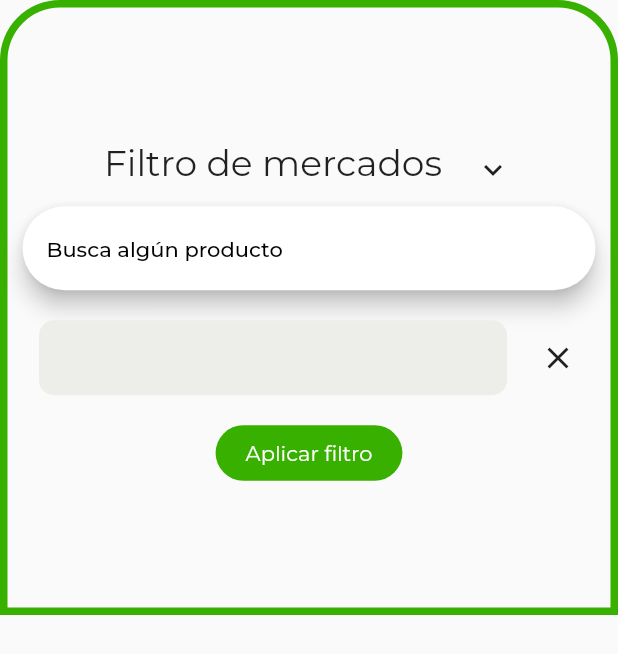
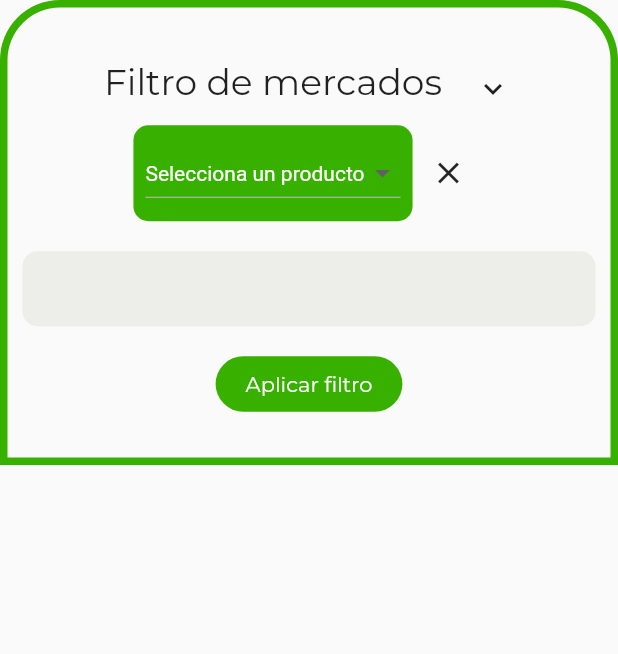
Before and after one commit to DiegoRB2001/Mercado_Cercano, a Flutter app: the FilterPage widget shown alone on an empty page, opened directly, on a phone screen of 412 x 824 dp. Shown: the top 654 px of the screen. Run offline on Flutter 3.47's test engine with Material 2 defaults, Android fonts, the phone set to English and light mode, and no system bars; our stand-ins replace cloud_firestore, firebase_core, firebase_storage, geocoding, geolocator, google_fonts and 2 more; accounts and stored records are empty; network calls fail.

Commit message:
filtro anterior

```diff
--- a/lib/models/market.dart
+++ b/lib/models/market.dart
@@ -1,7 +1,6 @@
 import 'package:cloud_firestore/cloud_firestore.dart';
 
 class Market {
-  final String id;
   final String name;
   final String address;
   final String schedule;
@@ -14,8 +13,7 @@ class Market {
   final List images;
 
   const Market(
-      {required this.id,
-      required this.name,
+      {required this.name,
       required this.address,
       required this.schedule,
       required this.phone,
@@ -28,7 +26,6 @@ class Market {
 
   factory Market.fromJson(Map<String, dynamic> json) {
     return Market(
-        id: json['id'],
         name: json['name'],
         address: json['address'],
         schedule: json['schedule'],
--- a/lib/pages/filter_page.dart
+++ b/lib/pages/filter_page.dart
@@ -61,7 +61,6 @@ class FilterPage extends StatefulWidget {
 
 class _FilterPageState extends State<FilterPage> {
   List<String> selected = [];
-  List<String> searchItems = productList;
 
   @override
   Widget build(BuildContext context) {
@@ -73,7 +72,7 @@ class _FilterPageState extends State<FilterPage> {
             borderRadius:
                 const BorderRadius.vertical(top: Radius.circular(40))),
         child: SizedBox(
-          height: 400,
+          height: 300,
           child: Column(
             mainAxisAlignment: MainAxisAlignment.center,
             children: [
@@ -95,58 +94,60 @@ class _FilterPageState extends State<FilterPage> {
                       icon: const Icon(Icons.expand_more))
                 ],
               ),
-              SearchAnchor(
-                isFullScreen: false,
-                builder: (context, controller) {
-                  return Padding(
-                    padding: const EdgeInsets.only(left: 10, right: 10),
-                    child: SearchBar(
-                      hintText: 'Busca algún producto',
-                      controller: controller,
-                      onTap: () {
-                        controller.openView();
-                      },
+              Row(
+                mainAxisAlignment: MainAxisAlignment.center,
+                children: [
+                  Container(
+                    padding: const EdgeInsets.all(8),
+                    decoration: BoxDecoration(
+                        color: Theme.of(context).primaryColor,
+                        borderRadius:
+                            const BorderRadius.all(Radius.circular(10))),
+                    child: DropdownButton<String>(
+                      hint: const Text(
+                        "Selecciona un producto",
+                        style: TextStyle(color: Colors.white),
+                      ),
+                      style: const TextStyle(color: Colors.black),
+                      items: productList
+                          .map<DropdownMenuItem<String>>(
+                              (e) => DropdownMenuItem<String>(
+                                    value: e,
+                                    child: Text(
+                                      e,
+                                      textAlign: TextAlign.center,
+                                    ),
+                                  ))
+                          .toList(),
                       onChanged: (value) {
-                        controller.openView();
                         setState(() {
-                          searchItems.removeWhere((element) => !element
-                              .toLowerCase()
-                              .contains(value.toLowerCase()));
+                          if (!selected.contains(value)) {
+                            selected.add(value!);
+                          }
                         });
-                        print('ola');
                       },
                     ),
-                  );
-                },
-                suggestionsBuilder: (context, controller) {
-                  return List<ListTile>.generate(
-                      searchItems.length,
-                      (index) => ListTile(
-                            title: Text(searchItems[index]),
-                            onTap: () {
+                  ),
+                  IconButton(
+                      onPressed: () {
                         setState(() {
-                                selected.add(searchItems[index]);
-                                controller.closeView(searchItems[index]);
+                          selected.clear();
                         });
                       },
-                          ));
-                },
+                      icon: const Icon(Icons.close))
+                ],
               ),
               const SizedBox(
                 height: 10,
               ),
-              Row(
-                mainAxisAlignment: MainAxisAlignment.center,
-                children: [
               Padding(
                 padding: const EdgeInsets.all(10.0),
                 child: Container(
                   decoration: BoxDecoration(
-                        borderRadius:
-                            const BorderRadius.all(Radius.circular(10)),
+                    borderRadius: const BorderRadius.all(Radius.circular(10)),
                     color: Theme.of(context).primaryColorLight,
                   ),
-                      width: MediaQuery.of(context).size.width - 100,
+                  width: double.infinity,
                   alignment: Alignment.center,
                   height: 50,
                   child: ListView(
@@ -167,8 +168,8 @@ class _FilterPageState extends State<FilterPage> {
                                     Text(
                                       producto,
                                       textAlign: TextAlign.center,
-                                          style: const TextStyle(
-                                              color: Colors.white),
+                                      style:
+                                          const TextStyle(color: Colors.white),
                                     ),
                                     InkWell(
                                       child: const Icon(
@@ -179,8 +180,8 @@ class _FilterPageState extends State<FilterPage> {
                                       ),
                                       onTap: () {
                                         setState(() {
-                                              selected.removeWhere((element) =>
-                                                  element == producto);
+                                          selected.removeWhere(
+                                              (element) => element == producto);
                                         });
                                       },
                                     )
@@ -191,15 +192,6 @@ class _FilterPageState extends State<FilterPage> {
                         .toList(),
                   ),
                 ),
-                  ),
-                  IconButton(
-                      onPressed: () {
-                        setState(() {
-                          selected.clear();
-                        });
-                      },
-                      icon: const Icon(Icons.close))
-                ],
               ),
               const SizedBox(
                 height: 10,
--- a/pubspec.yaml
+++ b/pubspec.yaml
@@ -16,7 +16,7 @@ publish_to: "none" # Remove this line if you wish to publish to pub.dev
 # https://developer.apple.com/library/archive/documentation/General/Reference/InfoPlistKeyReference/Articles/CoreFoundationKeys.html
 # In Windows, build-name is used as the major, minor, and patch parts
 # of the product and file versions while build-number is used as the build suffix.
-version: 1.0.0+1
+version: 1.0.2+2
 
 environment:
   sdk: ">=2.19.6 <3.0.0"
```
Also changed, not shown: lib/pages/background_page.dart (+10 -71 lines), lib/pages/market_page.dart (+8 -21 lines), lib/widgets/market_card.dart (+2 -11 lines), 1 other file. Lines whose indentation alone changed are shown as unchanged.
